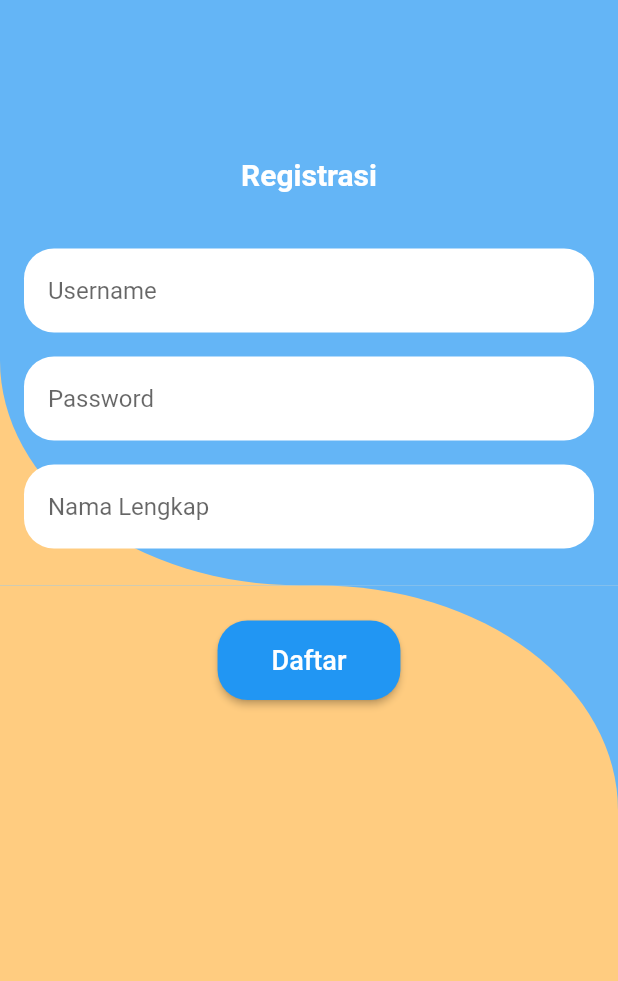
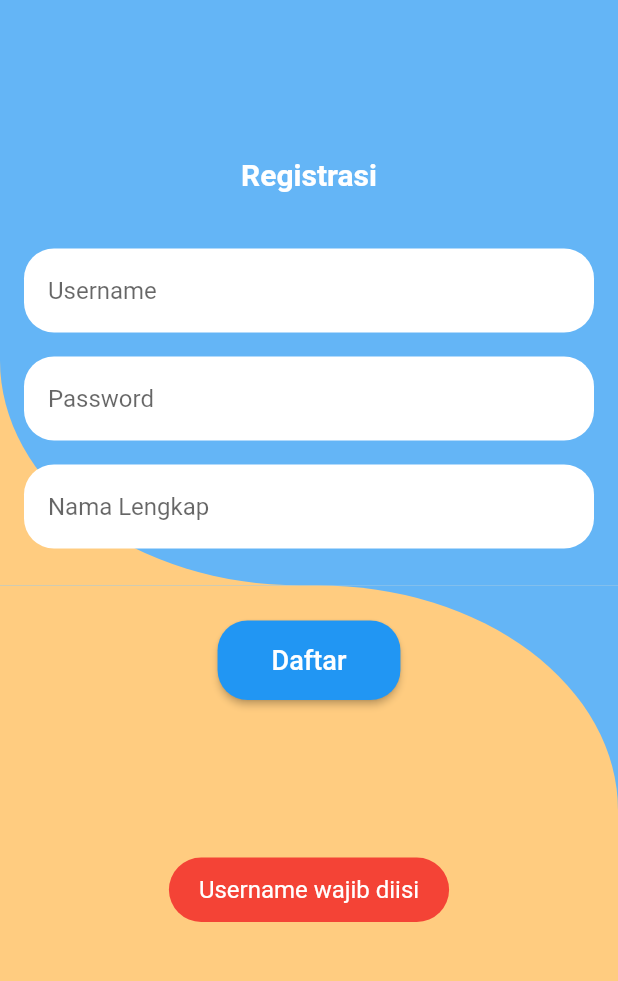
Before and after one commit to Fauzywahyudi/MentoringFlutter-3, a Flutter app: the Register screen opened by its route, after a tap on "Daftar", on a phone screen of 412 x 824 dp, the part 218-1199 px from its top. Run offline on Flutter 3.47's test engine with Material 2 defaults, Android fonts, the phone set to English and light mode, and no system bars; our stand-ins replace datetime_picker_formfield, flutter_custom_clippers, fluttertoast, font_awesome_flutter, shared_preferences; missing offline and left inert: wallpaper_manager; accounts and stored records are empty.

Commit message:
register oke

```diff
--- /dev/null
+++ b/Week3/kesehatan_app/lib/api/web_service.dart
@@ -0,0 +1,3 @@
+class WebService {
+  static const main = 'http://10.0.2.2/MentoringFlutter-3/Week3/api_kesehatan/';
+}
--- /dev/null
+++ b/Week3/kesehatan_app/lib/models/validasi.dart
@@ -0,0 +1,5 @@
+class Valid {
+  bool status;
+  String msg;
+  Valid(this.status, this.msg);
+}
--- /dev/null
+++ b/Week3/kesehatan_app/lib/utils/toast.dart
@@ -0,0 +1,22 @@
+import 'package:flutter/material.dart';
+import 'package:fluttertoast/fluttertoast.dart';
+
+class MyToast {
+  void showErrorToast(String msg) {
+    Fluttertoast.showToast(
+        msg: msg,
+        timeInSecForIosWeb: 1,
+        backgroundColor: Colors.red,
+        textColor: Colors.white,
+        fontSize: 16.0);
+  }
+
+  void showSuccessToast(String msg) {
+    Fluttertoast.showToast(
+        msg: msg,
+        timeInSecForIosWeb: 1,
+        backgroundColor: Colors.green,
+        textColor: Colors.white,
+        fontSize: 16.0);
+  }
+}
--- a/Week3/kesehatan_app/lib/views/register.dart
+++ b/Week3/kesehatan_app/lib/views/register.dart
@@ -1,4 +1,10 @@
+import 'dart:convert';
+
 import 'package:flutter/material.dart';
+import 'package:kesehatan_app/api/web_service.dart' as api;
+import 'package:http/http.dart' as http;
+import 'package:kesehatan_app/models/validasi.dart';
+import 'package:kesehatan_app/utils/toast.dart';
 
 class Register extends StatefulWidget {
   static const routeName = '/register';
@@ -14,6 +20,8 @@ class _RegisterState extends State<Register> {
   var _focUsername = FocusNode();
   var _focPassword = FocusNode();
   var _focNama = FocusNode();
+
+  final _keyForm = GlobalKey<FormState>();
 
   InputDecoration _inputDecor(String label) {
     return InputDecoration(
@@ -84,6 +92,8 @@ class _RegisterState extends State<Register> {
     var size = MediaQuery.of(context).size;
     return Container(
       height: size.height,
+      child: Form(
+        key: _keyForm,
         child: Column(
           children: [
             Container(
@@ -117,14 +127,16 @@ class _RegisterState extends State<Register> {
               'Registrasi',
               textAlign: TextAlign.center,
               style: TextStyle(
-                color: Colors.white, fontSize: 20, fontWeight: FontWeight.bold),
+                  color: Colors.white,
+                  fontSize: 20,
+                  fontWeight: FontWeight.bold),
             ),
             SizedBox(height: 30),
             Container(
               margin: EdgeInsets.symmetric(horizontal: 16, vertical: 8),
               padding: EdgeInsets.symmetric(horizontal: 16, vertical: 4),
               decoration: _boxDecor,
-            child: TextField(
+              child: TextFormField(
                 controller: _tecUsername,
                 focusNode: _focUsername,
                 textInputAction: TextInputAction.next,
@@ -138,7 +150,7 @@ class _RegisterState extends State<Register> {
               margin: EdgeInsets.symmetric(horizontal: 16, vertical: 8),
               padding: EdgeInsets.symmetric(horizontal: 16, vertical: 4),
               decoration: _boxDecor,
-            child: TextField(
+              child: TextFormField(
                 controller: _tecPassword,
                 focusNode: _focPassword,
                 textInputAction: TextInputAction.next,
@@ -153,7 +165,7 @@ class _RegisterState extends State<Register> {
               margin: EdgeInsets.symmetric(horizontal: 16, vertical: 8),
               padding: EdgeInsets.symmetric(horizontal: 16, vertical: 4),
               decoration: _boxDecor,
-            child: TextField(
+              child: TextFormField(
                 controller: _tecNama,
                 focusNode: _focNama,
                 textInputAction: TextInputAction.done,
@@ -171,20 +183,92 @@ class _RegisterState extends State<Register> {
                   shape: RoundedRectangleBorder(
                       borderRadius: BorderRadius.circular(20)),
                   child: Padding(
-                  padding:
-                      const EdgeInsets.symmetric(horizontal: 20, vertical: 16),
+                    padding: const EdgeInsets.symmetric(
+                        horizontal: 20, vertical: 16),
                     child: Text(
                       'Daftar',
                       style: TextStyle(fontSize: 18, color: Colors.white),
                     ),
                   ),
                   color: Colors.blue,
-                onPressed: () {},
+                  onPressed: () => _onRegister(),
                 ),
               ],
             )
           ],
         ),
+      ),
     );
   }
+
+  Future<void> _onRegister() async {
+    MyToast toast = MyToast();
+    final form = _keyForm.currentState;
+    Valid valUsername = _validUsername();
+    Valid valPassword = _validPassword();
+    Valid valNama = _validNama();
+    if (form.validate() &&
+        valUsername.status &&
+        valPassword.status &&
+        valNama.status) {
+      form.save();
+      _register();
+    } else {
+      if (!valUsername.status) {
+        toast.showErrorToast(valUsername.msg);
+      } else if (!valPassword.status) {
+        toast.showErrorToast(valPassword.msg);
+      } else if (!valNama.status) {
+        toast.showErrorToast(valNama.msg);
       }
+    }
+  }
+
+  Valid _validUsername() {
+    String value = _tecUsername.text;
+    if (value.isEmpty)
+      return Valid(false, 'Username wajib diisi');
+    else if (value.length < 6)
+      return Valid(false, 'Username minimal 6 karakter');
+    else if (value.length > 15)
+      return Valid(false, 'Username maksimal 15 karakter');
+    return Valid(true, null);
+  }
+
+  Valid _validPassword() {
+    String value = _tecPassword.text;
+    if (value.isEmpty)
+      return Valid(false, 'Password wajib diisi');
+    else if (value.length < 8)
+      return Valid(false, 'Password minimal 8 karakter');
+    else if (value == _tecUsername.text)
+      return Valid(false, 'Bedakan Password dan Username');
+    return Valid(true, null);
+  }
+
+  Valid _validNama() {
+    String value = _tecNama.text;
+    if (value.isEmpty) return Valid(false, 'Nama wajib diisi');
+    return Valid(true, null);
+  }
+
+  Future<void> _register() async {
+    MyToast toast = MyToast();
+    final result = await http.post(api.WebService.main + 'register.php', body: {
+      "username": _tecUsername.text,
+      "password": _tecPassword.text,
+      "nama": _tecNama.text,
+    });
+    if (result.statusCode == 200) {
+      final response = jsonDecode(result.body);
+      int value = response['value'];
+      String msg = response['message'];
+      if (value == 1) {
+        toast.showSuccessToast(msg);
+        Navigator.pop(context);
+      } else {
+        toast.showErrorToast(msg);
+      }
+    }
+  }
+}
```
Also changed, not shown: Week3/kesehatan_app/lib/models/user.dart (added, +35 -0 lines), Week3/kesehatan_app/lib/providers/shared_referenced.dart (added, +62 -0 lines). Lines whose indentation alone changed are shown as unchanged.
